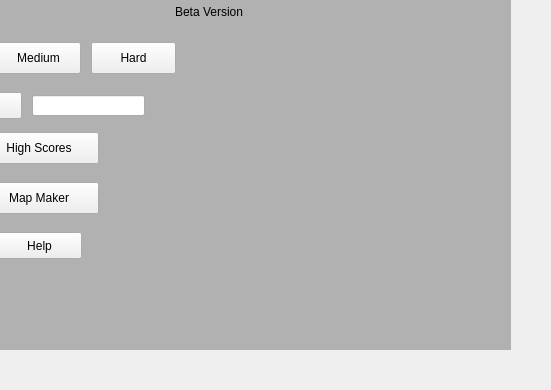
Qt form titlescreen.ui (bstee615/project) before a commit; both pictures show x 473 to 1024 and y 378 to 768 of the 1024 by 768 pixel window.
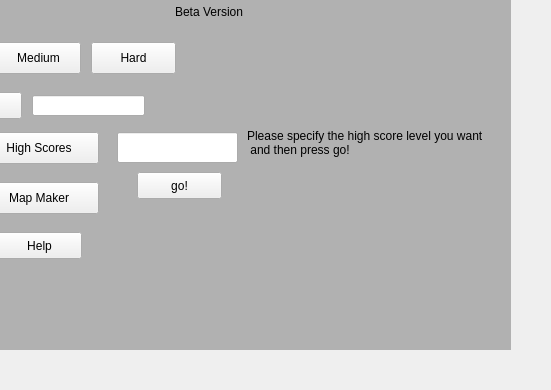
The same form after that commit. Icons and pictures are not drawn.

Commit message: Fixed high score bug

The edit to the form file:
```diff
--- a/titlescreen.ui
+++ b/titlescreen.ui
@@ -168,6 +168,43 @@
     <string>Help</string>
    </property>
   </widget>
+  <widget class="QLineEdit" name="leInitialHighScore">
+   <property name="geometry">
+    <rect>
+     <x>590</x>
+     <y>510</y>
+     <width>121</width>
+     <height>31</height>
+    </rect>
+   </property>
+  </widget>
+  <widget class="QLabel" name="lblHighScorePrompt">
+   <property name="geometry">
+    <rect>
+     <x>720</x>
+     <y>500</y>
+     <width>261</width>
+     <height>41</height>
+    </rect>
+   </property>
+   <property name="text">
+    <string>Please specify the high score level you want 
+ and then press go!</string>
+   </property>
+  </widget>
+  <widget class="QPushButton" name="btnGo">
+   <property name="geometry">
+    <rect>
+     <x>610</x>
+     <y>550</y>
+     <width>85</width>
+     <height>27</height>
+    </rect>
+   </property>
+   <property name="text">
+    <string>go!</string>
+   </property>
+  </widget>
   <zorder>btnHelp</zorder>
   <zorder>label</zorder>
   <zorder>btnStart</zorder>
@@ -179,6 +216,9 @@
   <zorder>leOtherMap</zorder>
   <zorder>btnHard</zorder>
   <zorder>pushButton_2</zorder>
+  <zorder>leInitialHighScore</zorder>
+  <zorder>lblHighScorePrompt</zorder>
+  <zorder>btnGo</zorder>
  </widget>
  <resources>
   <include location="resources.qrc"/>
```
The commit also changes 3 other files.
